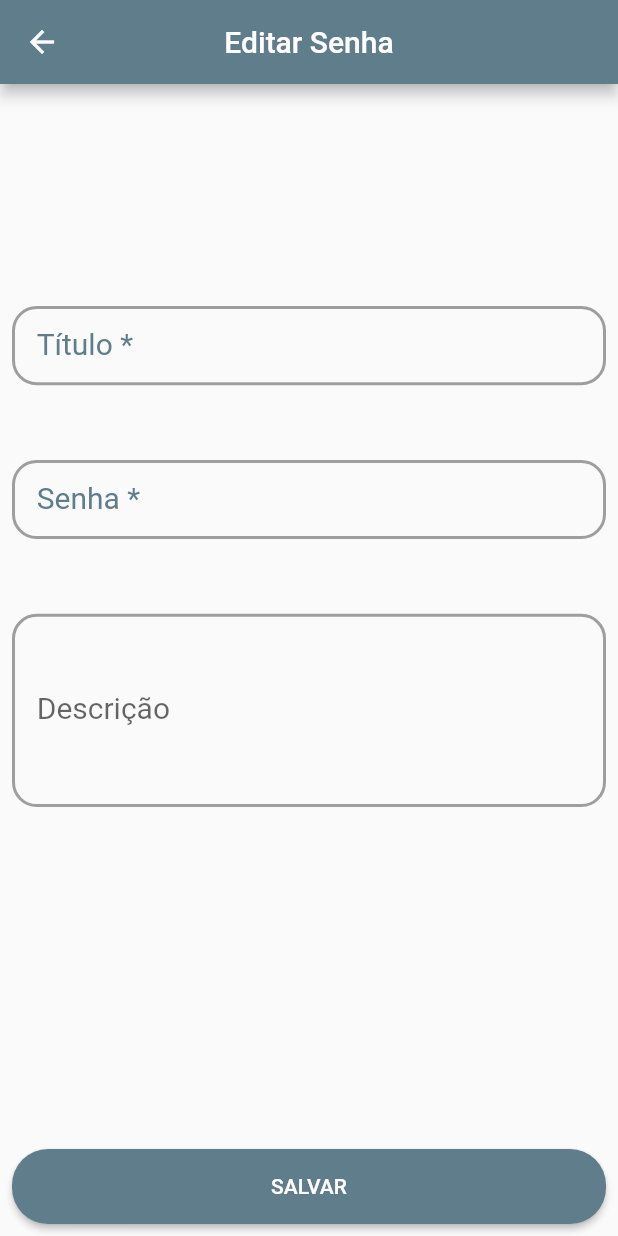
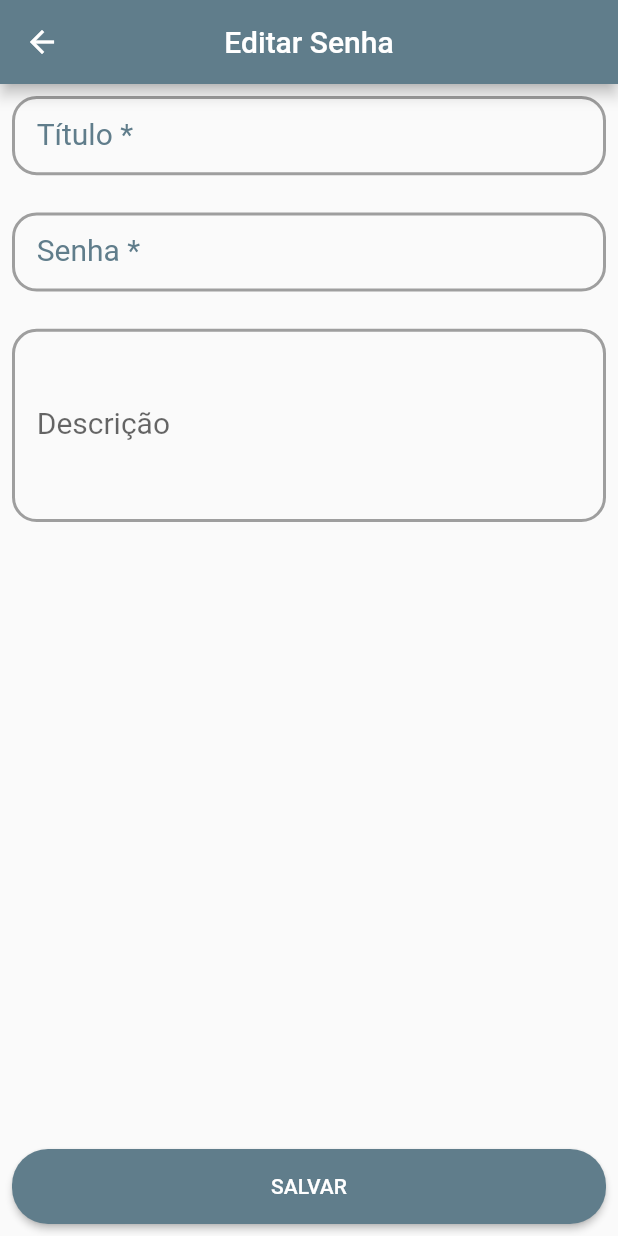
Before and after one commit to danielsantos/safe_password, a Flutter app: the EditPasswordPage screen opened directly with empty values, on a phone screen of 412 x 824 dp. Run offline on Flutter 3.47's test engine with Material 2 defaults, Android fonts, the phone set to English and light mode, and no system bars; our stand-ins replace splashscreen, sqflite; accounts and stored records are empty.

Commit message:
ajusting overflow page save/edit pass

```diff
--- a/lib/pages/edit_password.dart
+++ b/lib/pages/edit_password.dart
@@ -38,12 +38,7 @@ class _EditPasswordPageState extends State<EditPasswordPage> {
           mainAxisAlignment: MainAxisAlignment.spaceBetween,
           children: [
             Container(
-              height: 350,
-              margin: EdgeInsets.only(
-                top: MediaQuery.of(context).viewInsets.bottom == 0.0
-                    ? 140.0
-                    : 14.0,
-              ),
+              height: 300,
               child: Column(
                 mainAxisAlignment: MainAxisAlignment.spaceBetween,
                 children: [
```
